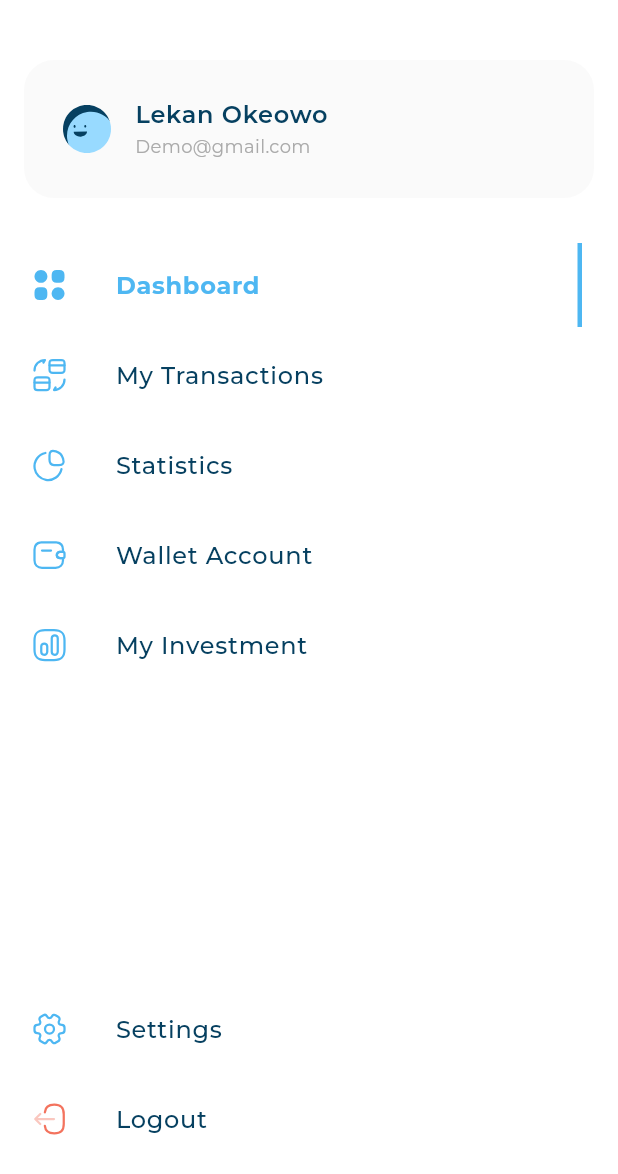
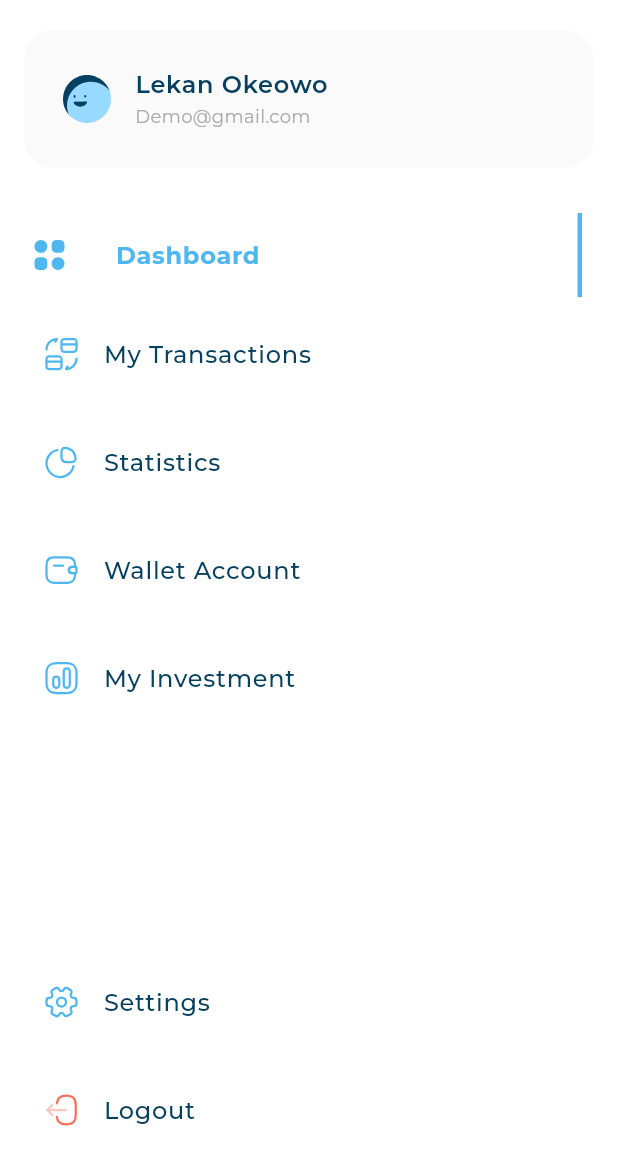
Before and after one commit to Azouz8/Responsive-Dashboard, a Flutter app: the CustomDrawer widget shown alone on an empty page, opened directly, on a phone screen of 412 x 824 dp. Shown: the top 1174 px of the screen. Run offline on Flutter 3.47's test engine with Material 3 defaults, Android fonts, the phone set to English and light mode, and no system bars; our stand-ins replace device_preview, flutter_svg; project files that could hold a hidden picture were left out.

Commit message:
Finish Expenses

```diff
--- /dev/null
+++ b/lib/consts/consts.dart
@@ -0,0 +1,42 @@
+import 'package:flutter/material.dart';
+import 'package:flutter_svg/svg.dart';
+import 'package:responsive_dashboard/models/financial_item_model.dart';
+import 'package:responsive_dashboard/utils/appImages.dart';
+import 'package:responsive_dashboard/utils/app_styles.dart';
+
+List<FinancialItemModel> items = [
+  FinancialItemModel(
+    color: const Color(0xff4eb7f2),
+    typeStyle: AppStyles.styleSemiBold18,
+    dateStyle: AppStyles.styleRegular14.copyWith(color: Colors.white),
+    moneyAmountStyle: AppStyles.styleSemiBold24.copyWith(color: Colors.white),
+    iconBackgroundColor: const Color(0xff5fbef3),
+    icon: SvgPicture.asset(Assets.imagesBalance),
+    type: "Balance",
+    date: "April 2022",
+    moneyAmount: "20,129",
+  ),
+  FinancialItemModel(
+    color: Colors.white,
+    typeStyle:
+        AppStyles.styleSemiBold18.copyWith(color: const Color(0xff064060)),
+    dateStyle: AppStyles.styleRegular14,
+    moneyAmountStyle: AppStyles.styleSemiBold24,
+    iconBackgroundColor: const Color(0xfffafafa),
+    icon: SvgPicture.asset(Assets.imagesIncome),
+    type: "Income",
+    date: "April 2022",
+    moneyAmount: "20,129",
+  ),
+  FinancialItemModel(
+      color: Colors.white,
+      typeStyle:
+          AppStyles.styleSemiBold18.copyWith(color: const Color(0xff064060)),
+      dateStyle: AppStyles.styleRegular14,
+      moneyAmountStyle: AppStyles.styleSemiBold24,
+      iconBackgroundColor: const Color(0xfffafafa),
+      icon: SvgPicture.asset(Assets.imagesExpenses),
+      type: "Expenses",
+      date: "April 2022",
+      moneyAmount: "20,129"),
+];
--- a/lib/widgets/active_and_inactive_items.dart
+++ b/lib/widgets/custom_drawer/active_and_inactive_items.dart
@@ -12,14 +12,14 @@ class ListTileInActiveItem extends StatelessWidget {
 
   @override
   Widget build(BuildContext context) {
-    return ListTile(
-      leading: Padding(
-        padding: const EdgeInsets.only(left: 5),
-        child: drawerItemModel.image,
-      ),
-      title: Padding(
-        padding: const EdgeInsets.symmetric(horizontal: 16, vertical: 10),
-        child: Text(
+    return Padding(
+      padding: const EdgeInsets.all(8.0),
+      child: ListTile(
+        leading: Padding(
+          padding: const EdgeInsets.only(left: 5),
+          child: drawerItemModel.image,
+        ),
+        title: Text(
           drawerItemModel.title,
           style: AppStyles.styleMedium16,
         ),
--- a/lib/widgets/custom_drawer.dart
+++ b/lib/widgets/custom_drawer/custom_drawer.dart
@@ -2,9 +2,9 @@ import 'package:flutter/material.dart';
 import 'package:flutter_svg/flutter_svg.dart';
 import 'package:responsive_dashboard/models/drawer_item_model.dart';
 import 'package:responsive_dashboard/utils/appImages.dart';
-import 'package:responsive_dashboard/widgets/active_and_inactive_items.dart';
-import 'package:responsive_dashboard/widgets/drawer_items_list.dart';
-import 'package:responsive_dashboard/widgets/user_info.dart';
+import 'package:responsive_dashboard/widgets/custom_drawer/active_and_inactive_items.dart';
+import 'package:responsive_dashboard/widgets/custom_drawer/drawer_items_list.dart';
+import 'package:responsive_dashboard/widgets/custom_drawer/user_info.dart';
 
 class CustomDrawer extends StatelessWidget {
   const CustomDrawer({super.key});
@@ -28,17 +28,9 @@ class CustomDrawer extends StatelessWidget {
   Widget build(BuildContext context) {
     return Container(
       decoration: const BoxDecoration(color: Color(0xffFFFFFF)),
-
-      // elevation: 0,
-      // backgroundColor: const Color(0xffFFFFFF),
-      // shape: const BeveledRectangleBorder(),
       child: CustomScrollView(
         slivers: [
-          const SliverToBoxAdapter(
-            child: SizedBox(
-              height: 20,
-            ),
-          ),
+
           SliverToBoxAdapter(child: UserInfo()),
           const SliverToBoxAdapter(
             child: SizedBox(
--- a/lib/widgets/custom_drawer_item.dart
+++ b/lib/widgets/custom_drawer/custom_drawer_item.dart
@@ -1,6 +1,6 @@
 import 'package:flutter/material.dart';
 import 'package:responsive_dashboard/models/drawer_item_model.dart';
-import 'package:responsive_dashboard/widgets/active_and_inactive_items.dart';
+import 'package:responsive_dashboard/widgets/custom_drawer/active_and_inactive_items.dart';
 
 class DrawerItem extends StatelessWidget {
   const DrawerItem(
--- a/lib/widgets/drawer_items_list.dart
+++ b/lib/widgets/custom_drawer/drawer_items_list.dart
@@ -1,6 +1,6 @@
 import 'package:flutter/material.dart';
 import 'package:responsive_dashboard/models/drawer_item_model.dart';
-import 'package:responsive_dashboard/widgets/custom_drawer_item.dart';
+import 'package:responsive_dashboard/widgets/custom_drawer/custom_drawer_item.dart';
 
 class DrawerItemsList extends StatefulWidget {
   final List<DrawerItemModel> items;
```
Also changed, not shown: lib/layouts/desktop_layout.dart (+6 -10 lines), lib/models/financial_item_model.dart (added, +18 -0 lines), lib/widgets/all_expenses/all_expenses.dart (added, +54 -0 lines), lib/widgets/all_expenses/expenses_header.dart (added, +26 -0 lines), lib/widgets/all_expenses/financial_cat_list.dart (added, +22 -0 lines), lib/widgets/all_expenses/financial_categ.dart (added, +54 -0 lines), lib/widgets/all_expenses/range_options.dart (added, +36 -0 lines), assets/images/balance.svg, lib/widgets/custom_drawer/user_info.dart (renamed from lib/widgets/user_info.dart).
